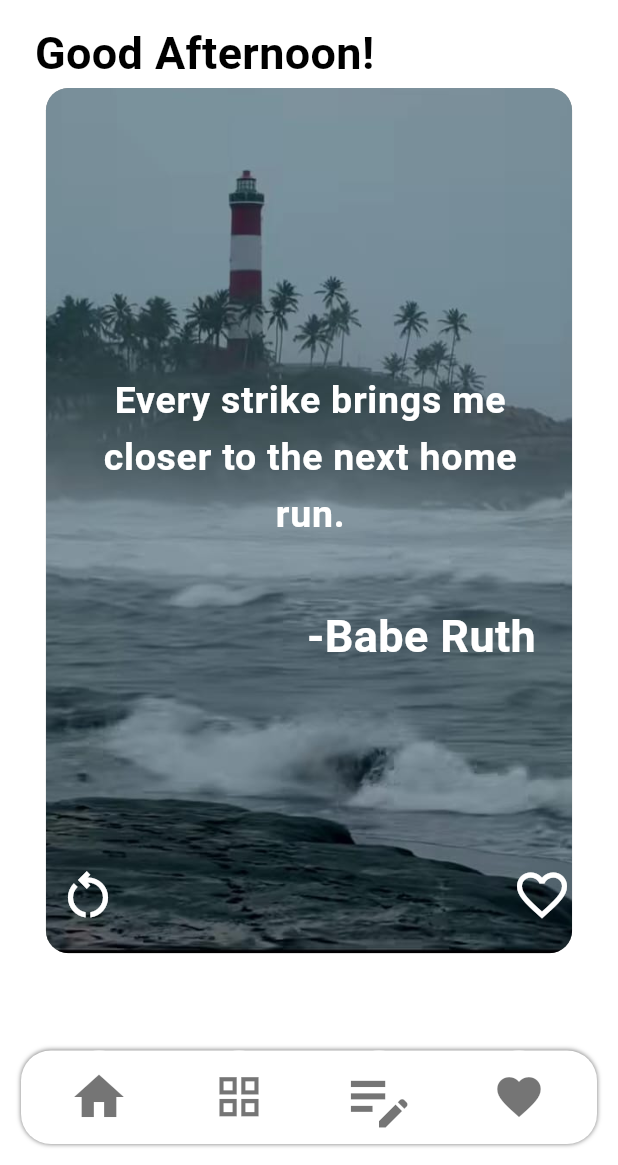
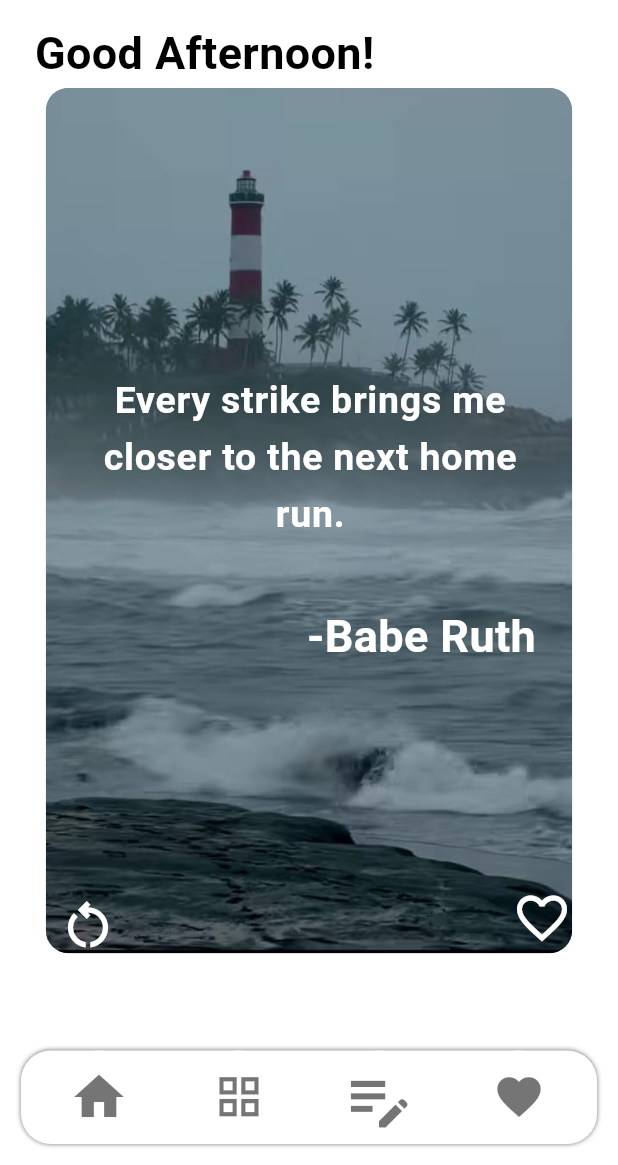
Before and after one commit to AishwaryaBaisane/quote_app, a Flutter app: the screen it shows after launch, on a phone screen of 412 x 824 dp, the part 71-1236 px from its top. Run offline on Flutter 3.47's test engine with Material 3 defaults, Android fonts, the phone set to English and light mode, and no system bars; our stand-ins replace image_gallery_saver; missing offline and left inert: flutter_wallpaper_manager, share_extend.

Commit message:
6-16-2024

```diff
--- a/lib/Screens/HomePage.dart
+++ b/lib/Screens/HomePage.dart
@@ -127,7 +127,7 @@ class _HomePageState extends State<HomePage> {
                       ),
                     ),
                     Padding(
-                      padding: const EdgeInsets.only(top: 510),
+                      padding: const EdgeInsets.only(top: 530),
                       child: Row(
                         mainAxisAlignment: MainAxisAlignment.spaceBetween,
                         children: [
--- a/lib/Screens/category.da.dart
+++ b/lib/Screens/category.da.dart
@@ -17,10 +17,13 @@ class _CategoryScreenState extends State<CategoryScreen> {
     double width = MediaQuery.of(context).size.width;
     return Scaffold(
       appBar: AppBar(
+        leading: InkWell(onTap: () {
+          Navigator.of(context).pop();
+        },child: Icon(Icons.arrow_back_ios)),
         centerTitle: true,
         title: Text(
           'Categorys',
-          style: TextStyle(fontWeight: FontWeight.bold),
+          style: TextStyle(fontWeight: FontWeight.bold,fontSize: 30),
         ),
       ),
       body: SingleChildScrollView(
```
